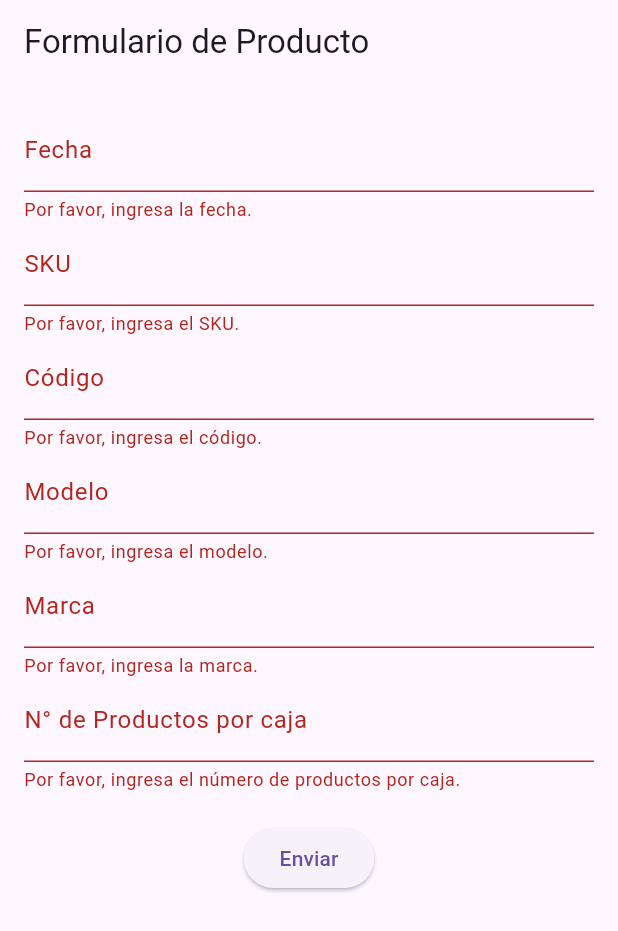
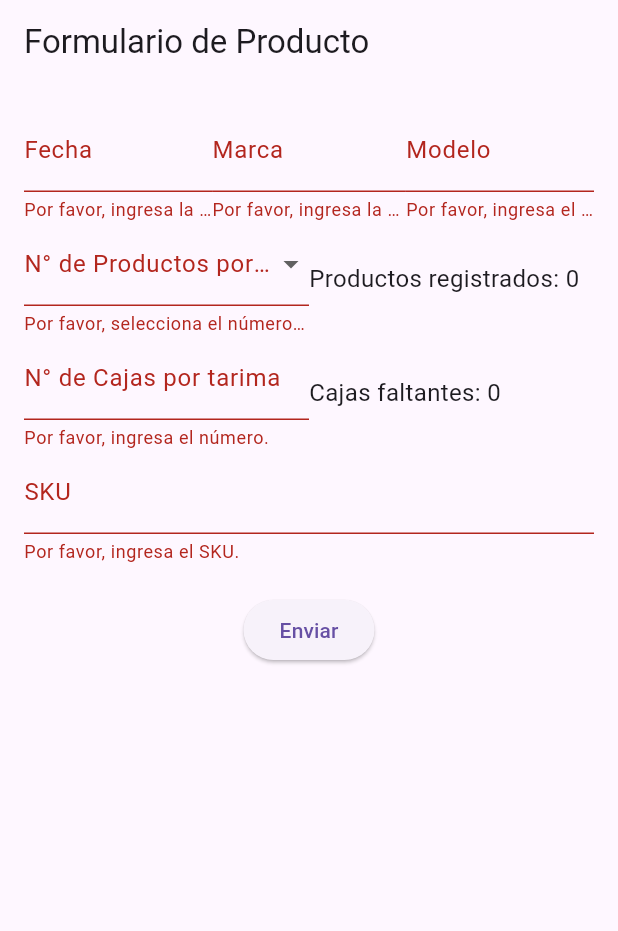
Before and after one commit to jv01-27/mcs, a Flutter app: the screen it shows after launch, after a tap on "Enviar", on a phone screen of 412 x 824 dp. Shown: the top 931 px of the screen. Run offline on Flutter 3.47's test engine with Material 3 defaults, Android fonts, the phone set to English and light mode, and no system bars; missing offline and left inert: gsheets; key blocks and very long unbroken strings in the code were emptied for the run.

Commit message:
Update form.dart

```diff
--- a/lib/screens/form.dart
+++ b/lib/screens/form.dart
@@ -36,11 +36,13 @@ class _ProductFormState extends State<ProductForm> {
 
   String _fecha = '';
   String _sku = '';
-  String _codigo = '';
+  // String _codigo = '';
   String _modelo = '';
   String _marca = '';
   int _productsPerBox = 0;
   int _totalProductsSubmitted = 0;
+  int _boxPerPallet = 0;
+  int _boxesLeftOnPallet = 0;
 
   final TextEditingController _dateController = TextEditingController();
 
@@ -52,7 +54,7 @@ class _ProductFormState extends State<ProductForm> {
       if (kDebugMode) {
         print('Fecha: $_fecha');
         print('SKU: $_sku');
-        print('Código: $_codigo');
+        // print('Código: $_codigo');
         print('Modelo: $_modelo');
         print('Marca: $_marca');
       }
@@ -65,6 +67,11 @@ class _ProductFormState extends State<ProductForm> {
       // Incrementa el conteo total de productos enviados
       _totalProductsSubmitted++;
 
+      // Calcula las cajas restantes en la tarima actual
+      if (_boxPerPallet > 0) {
+        _boxesLeftOnPallet = _boxPerPallet - (currentBoxNumber % _boxPerPallet);
+      }
+
       // Conexión con Google Sheets
       final gsheets = GSheets(_credentials);
       final ss = await gsheets.spreadsheet(_spreadsheetId);
@@ -72,11 +79,18 @@ class _ProductFormState extends State<ProductForm> {
       sheet ??= await ss.addWorksheet('Productos');
 
       // Insertar encabezados si es la primera vez
-      final headers = ['Fecha', 'SKU', 'Codigo', 'Modelo', 'Marca', 'N° de Caja'];
+      final headers = [
+        'Fecha',
+        'SKU',
+        'Codigo',
+        // 'Modelo',
+        'Marca',
+        'N° de Caja'
+      ];
       await sheet.values.insertRow(1, headers);
 
       // Insertar los datos del producto
-      final data = [_fecha, _sku, _codigo, _modelo, _marca, currentBoxNumber];
+      final data = [_fecha, _sku, _modelo, _marca, currentBoxNumber];
       await sheet.values.appendRow(data);
 
       if (kDebugMode) {
@@ -89,11 +103,15 @@ class _ProductFormState extends State<ProductForm> {
           content: Text('Datos enviados a Google Sheets'),
         ),
       );
+
+      setState(() {}); // Actualiza la interfaz
+
     }
   }
 
   @override
   Widget build(BuildContext context) {
+
     return Scaffold(
       appBar: AppBar(
         title: const Text('Formulario de Producto'),
@@ -104,7 +122,11 @@ class _ProductFormState extends State<ProductForm> {
           padding: const EdgeInsets.all(16.0),
           child: Column(
             children: <Widget>[
-              TextFormField(
+              Row(
+                children: [
+                  Expanded(
+                    flex: 33,
+                    child: TextFormField(
                       controller: _dateController,
                       decoration: const InputDecoration(labelText: 'Fecha'),
                       keyboardType: TextInputType.datetime,
@@ -122,6 +144,127 @@ class _ProductFormState extends State<ProductForm> {
                         _fecha = value!;
                       },
                     ),
+                  ),
+                  Expanded(
+                    flex: 34,
+                    child: TextFormField(
+                      decoration: const InputDecoration(labelText: 'Marca'),
+                      validator: (value) {
+                        if (value!.isEmpty) {
+                          return 'Por favor, ingresa la marca.';
+                        }
+                        return null;
+                      },
+                      onSaved: (value) {
+                        _marca = value!;
+                      },
+                    ),
+                  ),
+                  Expanded(
+                    flex: 33,
+                    child: TextFormField(
+                      decoration: const InputDecoration(labelText: 'Modelo'),
+                      validator: (value) {
+                        if (value!.isEmpty) {
+                          return 'Por favor, ingresa el modelo.';
+                        }
+                        return null;
+                      },
+                      onSaved: (value) {
+                        _modelo = value!;
+                      },
+                    ),
+                  ),
+                ],
+              ),
+              Row(
+                children: [
+                  // Expanded(
+                  //   flex: 50,
+                  //   child: TextFormField(
+                  //     decoration: const InputDecoration(labelText: 'Producto'),
+                  //     keyboardType: TextInputType.number,
+                  //     validator: (value) {
+                  //       if (value!.isEmpty) {
+                  //         return 'Por favor, ingresa el dato.';
+                  //       }
+                  //       return null;
+                  //     },
+                  //     onSaved: (value) {
+                  //       _codigo = value!;
+                  //     },
+                  //   ),
+                  // ),
+                  Expanded(
+                    flex: 50,
+                    child: DropdownButtonFormField<int>(
+                      decoration: const InputDecoration(
+                        labelText: 'N° de Productos por caja',
+                      ),
+                      value: _productsPerBox > 0
+                          ? _productsPerBox
+                          : null, // valor inicial
+                      items: List.generate(
+                        15,
+                        (index) => DropdownMenuItem<int>(
+                          value: index + 1,
+                          child: Text((index + 1).toString()),
+                        ),
+                      ),
+                      onChanged: (value) {
+                        setState(() {
+                          _productsPerBox = value ?? 1;
+                        });
+                      },
+                      validator: (value) {
+                        if (value == null) {
+                          return 'Por favor, selecciona el número de productos por caja.';
+                        }
+                        return null;
+                      },
+                      onSaved: (value) {
+                        _productsPerBox = value ?? 1;
+                      },
+                    ),
+                  ),
+                  Expanded(
+                    flex: 50,
+                    child: Text(
+                      'Productos registrados: $_totalProductsSubmitted',
+                      style: const TextStyle(fontSize: 16),
+                    ),
+                  ),
+                ],
+              ),
+              Row(
+                mainAxisAlignment: MainAxisAlignment.start,
+                children: [
+                  Expanded(
+                    flex: 50,
+                    child: TextFormField(
+                      decoration: const InputDecoration(
+                          labelText: 'N° de Cajas por tarima'),
+                          keyboardType: TextInputType.number,
+                      validator: (value) {
+                        if (value!.isEmpty) {
+                          return 'Por favor, ingresa el número.';
+                        }
+                        return null;
+                      },
+                      onSaved: (value) {
+                        _boxPerPallet = int.tryParse(value!) ?? 0; // Handle empty input
+                      },
+                    ),
+                  ),
+                  Expanded(
+                    flex: 50,
+                    child: Text(
+                      'Cajas faltantes: $_boxesLeftOnPallet',
+                      style: const TextStyle(fontSize: 16),
+                    ),
+                  ),
+                ],
+              ),
               TextFormField(
                 decoration: const InputDecoration(labelText: 'SKU'),
                 keyboardType: TextInputType.number,
@@ -133,59 +276,6 @@ class _ProductFormState extends State<ProductForm> {
                 },
                 onSaved: (value) {
                   _sku = value!;
-                },
-              ),
-              TextFormField(
-                decoration: const InputDecoration(labelText: 'Código'),
-                keyboardType: TextInputType.number,
-                validator: (value) {
-                  if (value!.isEmpty) {
-                    return 'Por favor, ingresa el código.';
-                  }
-                  return null;
-                },
-                onSaved: (value) {
-                  _codigo = value!;
-                },
-              ),
-              TextFormField(
-                decoration: const InputDecoration(labelText: 'Modelo'),
-                validator: (value) {
-                  if (value!.isEmpty) {
-                    return 'Por favor, ingresa el modelo.';
-                  }
-                  return null;
-                },
-                onSaved: (value) {
-                  _modelo = value!;
-                },
-              ),
-              TextFormField(
-                decoration: const InputDecoration(labelText: 'Marca'),
-                validator: (value) {
-                  if (value!.isEmpty) {
-                    return 'Por favor, ingresa la marca.';
-                  }
-                  return null;
-                },
-                onSaved: (value) {
-                  _marca = value!;
-                },
-              ),
-              TextFormField(
-                decoration: const InputDecoration(
-                    labelText: 'N° de Productos por caja'),
-                keyboardType: TextInputType.number,
-                validator: (value) {
-                  if (value!.isEmpty) {
-                    return 'Por favor, ingresa el número de productos por caja.';
-                  }
-                  return null;
-                },
-                onSaved: (value) {
-                  // Store the entered value in a new variable, e.g., _productsPerBox
-                  _productsPerBox =
-                      int.tryParse(value!) ?? 0; // Handle empty input
                 },
               ),
               const SizedBox(height: 20.0),
```
Lines whose indentation alone changed are shown as unchanged.
